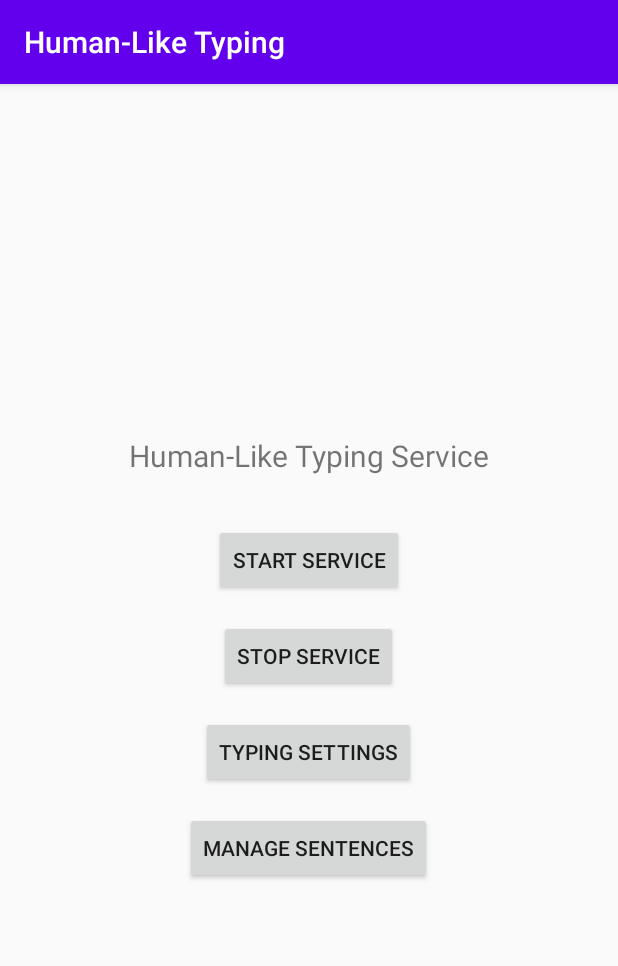
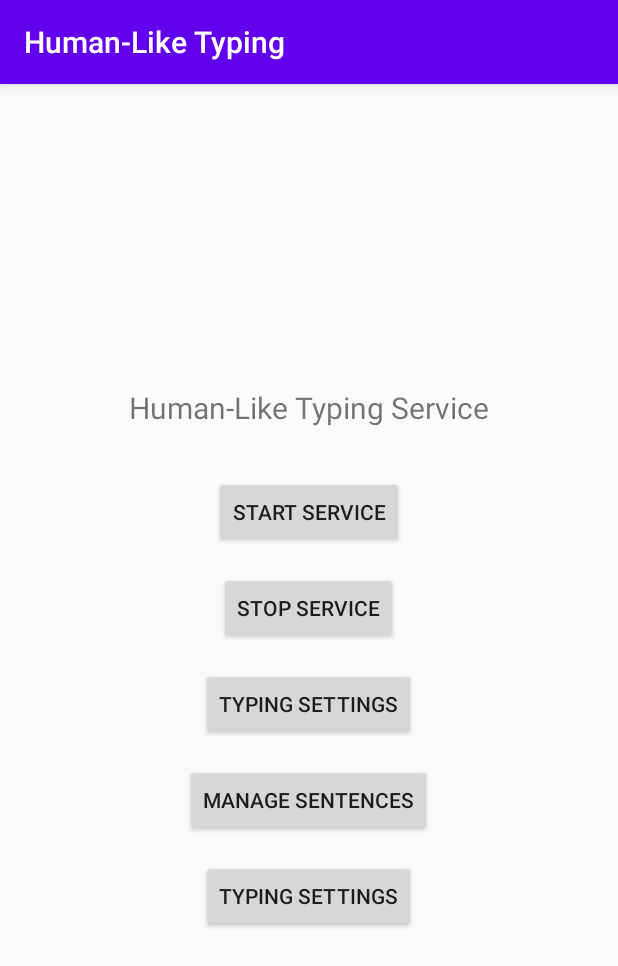
Before and after one commit to Menwitz/detectandtype, an Android app built with Jetpack Compose: the screen it shows after launch (MainActivity), on a phone screen of 412 x 824 dp. Shown: the top 966 px of the screen. Run offline under Robolectric (Android 15) with nearby library versions, the phone set to English and light mode, and no system bars.

Commit message:
typing settings, enable disable apps, debug

```diff
--- a/app/src/main/AndroidManifest.xml
+++ b/app/src/main/AndroidManifest.xml
@@ -29,6 +29,11 @@
 
         <activity android:name=".ui.SentencesActivity"/>
 
+        <activity
+            android:name=".ui.settings.TypingSettingsActivity"
+            android:exported="false"
+            android:theme="@style/Theme.HumanLikeTyping" />
+
         <service
             android:name=".service.HumanLikeTypingService"
             android:permission="android.permission.BIND_ACCESSIBILITY_SERVICE"
--- a/app/src/main/java/com/menwitz/humanliketyping/ui/MainActivity.kt
+++ b/app/src/main/java/com/menwitz/humanliketyping/ui/MainActivity.kt
@@ -24,6 +24,9 @@ class MainActivity : AppCompatActivity() {
     private lateinit var prefs: SharedPreferences
     private lateinit var btnStart: Button
     private lateinit var btnStop: Button
+    private lateinit var btnSettings: Button
+    private lateinit var btnSentences: Button
+    private lateinit var btntyping: Button
 
     private val requestNotif = registerForActivityResult(
         ActivityResultContracts.RequestPermission()
@@ -39,6 +42,9 @@ class MainActivity : AppCompatActivity() {
 
         btnStart = findViewById(R.id.btnStart)
         btnStop  = findViewById(R.id.btnStop)
+        btnSettings  = findViewById(R.id.btnSettings)
+        btnSentences  = findViewById(R.id.btnSentences)
+        btntyping  = findViewById(R.id.btnTyping)
 
         if (Build.VERSION.SDK_INT >= Build.VERSION_CODES.TIRAMISU) {
             requestNotif.launch(Manifest.permission.POST_NOTIFICATIONS)
@@ -71,6 +77,19 @@ class MainActivity : AppCompatActivity() {
             Toast.makeText(this, "Auto-typing STOPPED", Toast.LENGTH_SHORT).show()
             Log.d(TAG, "Sent STOP broadcast; prefs service_active=false")
         }
+
+        btnSettings.setOnClickListener {
+            startActivity(Intent(this, com.menwitz.humanliketyping.ui.SettingsActivity::class.java))
+        }
+
+        btnSentences.setOnClickListener {
+            startActivity(Intent(this, com.menwitz.humanliketyping.ui.SentencesActivity::class.java))
+        }
+
+        btntyping.setOnClickListener {
+            startActivity(Intent(this, com.menwitz.humanliketyping.ui.settings.TypingSettingsActivity::class.java))
+        }
+
     }
 
     private fun isAccessibilityEnabled(): Boolean {
--- a/app/src/main/res/layout/activity_main.xml
+++ b/app/src/main/res/layout/activity_main.xml
@@ -41,4 +41,11 @@
         android:layout_width="wrap_content"
         android:layout_height="wrap_content"/>
 
+    <Button
+        android:id="@+id/btnTyping"
+        android:text="Typing Settings"
+        android:layout_marginTop="16dp"
+        android:layout_width="wrap_content"
+        android:layout_height="wrap_content"/>
+
 </LinearLayout>
```
Also changed, not shown: app/src/main/java/com/menwitz/humanliketyping/service/HumanLikeTypingService.kt (+30 -5 lines), app/src/main/java/com/menwitz/humanliketyping/ui/settings/TypingSettingsActivity.kt (added, +17 -0 lines), app/src/main/java/com/menwitz/humanliketyping/ui/settings/TypingSettingsFragment.kt (added, +87 -0 lines), app/src/main/res/values/strings.xml (+16 -1 lines).
